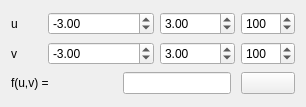
Old version of the form Gopher/surfacewidget.ui in the repository TTeun/gopher.
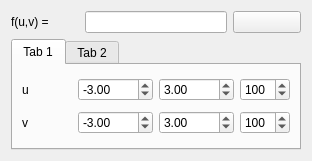
New version of the form. The open tabs and pages were chosen to show the change.

The edit to the form file:
```diff
--- a/Gopher/surfacewidget.ui
+++ b/Gopher/surfacewidget.ui
@@ -6,14 +6,100 @@
    <rect>
     <x>0</x>
     <y>0</y>
-    <width>306</width>
-    <height>107</height>
+    <width>312</width>
+    <height>161</height>
    </rect>
   </property>
+  <property name="sizePolicy">
+   <sizepolicy hsizetype="Fixed" vsizetype="Preferred">
+    <horstretch>0</horstretch>
+    <verstretch>0</verstretch>
+   </sizepolicy>
+  </property>
   <property name="windowTitle">
    <string>Form</string>
   </property>
   <layout class="QGridLayout" name="gridLayout">
+   <item row="4" column="0" colspan="4">
+    <widget class="QTabWidget" name="tabWidget">
+     <property name="sizePolicy">
+      <sizepolicy hsizetype="Ignored" vsizetype="Ignored">
+       <horstretch>0</horstretch>
+       <verstretch>0</verstretch>
+      </sizepolicy>
+     </property>
+     <property name="currentIndex">
+      <number>1</number>
+     </property>
+     <widget class="QWidget" name="tab">
+      <attribute name="title">
+       <string>Tab 1</string>
+      </attribute>
+      <layout class="QGridLayout" name="gridLayout_2">
+       <item row="0" column="1">
+        <widget class="QDoubleSpinBox" name="var1Min">
+         <property name="sizePolicy">
+          <sizepolicy hsizetype="Ignored" vsizetype="Fixed">
+           <horstretch>0</horstretch>
+           <verstretch>0</verstretch>
+          </sizepolicy>
+         </property>
+         <property name="minimum">
+          <double>-1000.000000000000000</double>
+         </property>
+         <property name="maximum">
+          <double>1000.000000000000000</double>
+         </property>
+         <property name="value">
+          <double>-3.000000000000000</double>
+         </property>
+        </widget>
+       </item>
+       <item row="0" column="0">
+        <widget class="QLabel" name="label_3">
+         <property name="text">
+          <string>u</string>
+         </property>
+        </widget>
+       </item>
+       <item row="0" column="3">
+        <widget class="QSpinBox" name="uStepsSpinbox">
+         <property name="sizePolicy">
+          <sizepolicy hsizetype="Ignored" vsizetype="Fixed">
+           <horstretch>0</horstretch>
+           <verstretch>0</verstretch>
+          </sizepolicy>
+         </property>
+         <property name="minimum">
+          <number>2</number>
+         </property>
+         <property name="maximum">
+          <number>1000</number>
+         </property>
+         <property name="value">
+          <number>100</number>
+         </property>
+        </widget>
+       </item>
+       <item row="0" column="2">
+        <widget class="QDoubleSpinBox" name="var1Max">
+         <property name="sizePolicy">
+          <sizepolicy hsizetype="Ignored" vsizetype="Fixed">
+           <horstretch>0</horstretch>
+           <verstretch>0</verstretch>
+          </sizepolicy>
+         </property>
+         <property name="minimum">
+          <double>-1000.000000000000000</double>
+         </property>
+         <property name="maximum">
+          <double>1000.000000000000000</double>
+         </property>
+         <property name="value">
+          <double>3.000000000000000</double>
+         </property>
+        </widget>
+       </item>
    <item row="1" column="0">
     <widget class="QLabel" name="label_4">
      <property name="text">
@@ -21,31 +107,26 @@
      </property>
     </widget>
    </item>
-   <item row="0" column="0">
-    <widget class="QLabel" name="label_3">
-     <property name="text">
-      <string>u</string>
-     </property>
-    </widget>
-   </item>
-   <item row="4" column="0" colspan="2">
-    <widget class="QLabel" name="label">
-     <property name="text">
-      <string>f(u,v) =</string>
-     </property>
-    </widget>
-   </item>
-   <item row="4" column="3" colspan="2">
-    <widget class="QLineEdit" name="equationLine">
+       <item row="1" column="3">
+        <widget class="QSpinBox" name="vStepsSpinbox">
      <property name="sizePolicy">
-      <sizepolicy hsizetype="Maximum" vsizetype="Fixed">
+          <sizepolicy hsizetype="Ignored" vsizetype="Fixed">
        <horstretch>0</horstretch>
        <verstretch>0</verstretch>
       </sizepolicy>
      </property>
-    </widget>
-   </item>
-   <item row="1" column="1" colspan="3">
+         <property name="minimum">
+          <number>2</number>
+         </property>
+         <property name="maximum">
+          <number>1000</number>
+         </property>
+         <property name="value">
+          <number>100</number>
+         </property>
+        </widget>
+       </item>
+       <item row="1" column="1">
     <widget class="QDoubleSpinBox" name="var2Min">
      <property name="minimum">
       <double>-1000.000000000000000</double>
@@ -58,20 +139,7 @@
      </property>
     </widget>
    </item>
-   <item row="0" column="1" colspan="3">
-    <widget class="QDoubleSpinBox" name="var1Min">
-     <property name="minimum">
-      <double>-1000.000000000000000</double>
-     </property>
-     <property name="maximum">
-      <double>1000.000000000000000</double>
-     </property>
-     <property name="value">
-      <double>-3.000000000000000</double>
-     </property>
-    </widget>
-   </item>
-   <item row="1" column="4">
+       <item row="1" column="2">
     <widget class="QDoubleSpinBox" name="var2Max">
      <property name="minimum">
       <double>-1000.000000000000000</double>
@@ -84,49 +152,48 @@
      </property>
     </widget>
    </item>
-   <item row="0" column="4">
-    <widget class="QDoubleSpinBox" name="var1Max">
-     <property name="minimum">
-      <double>-1000.000000000000000</double>
+      </layout>
+     </widget>
+     <widget class="QWidget" name="tab_2">
+      <attribute name="title">
+       <string>Tab 2</string>
+      </attribute>
+     </widget>
+    </widget>
+   </item>
+   <item row="0" column="0">
+    <widget class="QLabel" name="label">
+     <property name="sizePolicy">
+      <sizepolicy hsizetype="Preferred" vsizetype="Preferred">
+       <horstretch>0</horstretch>
+       <verstretch>0</verstretch>
+      </sizepolicy>
      </property>
-     <property name="maximum">
-      <double>1000.000000000000000</double>
+     <property name="text">
+      <string>f(u,v) =</string>
      </property>
-     <property name="value">
-      <double>3.000000000000000</double>
-     </property>
     </widget>
    </item>
-   <item row="4" column="5">
+   <item row="0" column="3">
     <widget class="QPushButton" name="colorButton">
+     <property name="sizePolicy">
+      <sizepolicy hsizetype="Ignored" vsizetype="Fixed">
+       <horstretch>0</horstretch>
+       <verstretch>0</verstretch>
+      </sizepolicy>
+     </property>
      <property name="text">
       <string/>
      </property>
     </widget>
    </item>
-   <item row="0" column="5">
-    <widget class="QSpinBox" name="uStepsSpinbox">
-     <property name="minimum">
-      <number>2</number>
-     </property>
-     <property name="maximum">
-      <number>1000</number>
-     </property>
-     <property name="value">
-      <number>100</number>
-     </property>
-    </widget>
-   </item>
-   <item row="1" column="5">
-    <widget class="QSpinBox" name="vStepsSpinbox">
-     <property name="minimum">
-      <number>2</number>
-     </property>
-     <property name="maximum">
-      <number>1000</number>
-     </property>
-     <property name="value">
-      <number>100</number>
+   <item row="0" column="1" colspan="2">
+    <widget class="QLineEdit" name="equationLine">
+     <property name="sizePolicy">
+      <sizepolicy hsizetype="Minimum" vsizetype="Preferred">
+       <horstretch>0</horstretch>
+       <verstretch>0</verstretch>
+      </sizepolicy>
      </property>
     </widget>
    </item>
```
Lines whose indentation alone changed are shown as unchanged.
